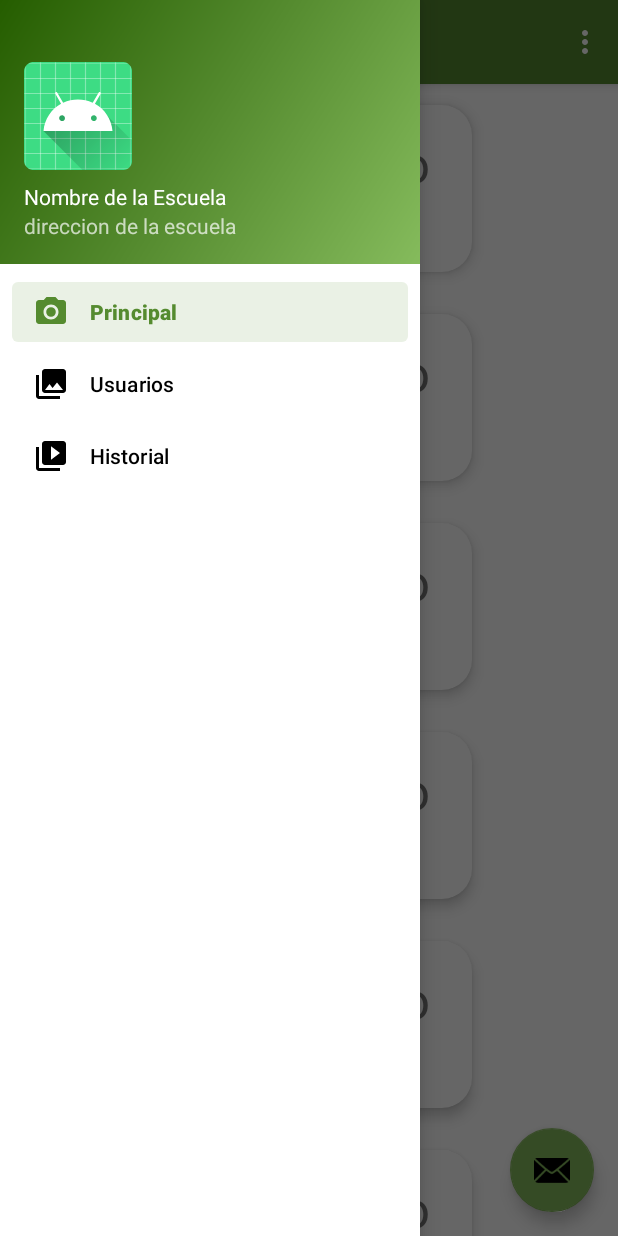
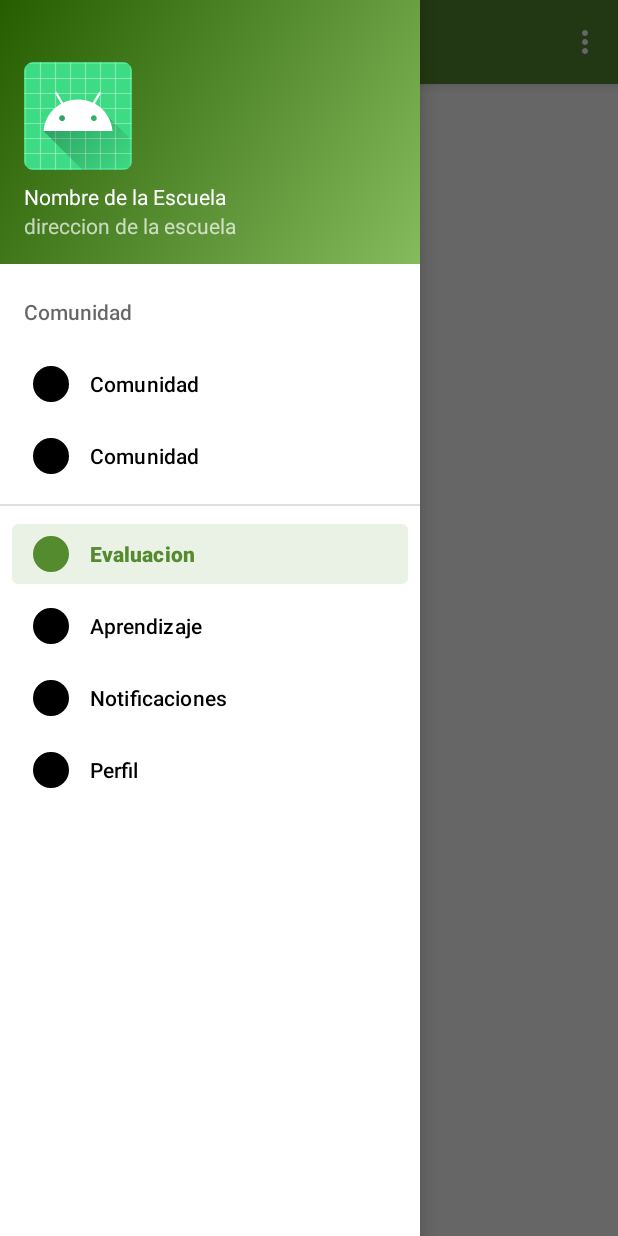
Before and after one commit to kgalarza95/otto_app_dislex, an Android app: the MenuEstudiantePrincipal screen opened directly, with no data from a screen before it, with the side drawer open, on a phone screen of 412 x 824 dp. Run offline under Robolectric (Android 15) with nearby library versions, the phone set to English and light mode, and no system bars; our stand-ins replace navigation-ui; Roboto replaces fonts that are not available here.

```diff
--- a/app/src/main/java/ec/ug/ottonavdrawer/controller/estudiante/MenuEstudiantePrincipal.java
+++ b/app/src/main/java/ec/ug/ottonavdrawer/controller/estudiante/MenuEstudiantePrincipal.java
@@ -30,21 +30,27 @@ public class MenuEstudiantePrincipal extends AppCompatActivity {
         setContentView(binding.getRoot());
 
         setSupportActionBar(binding.appBarMenuEstudiantePrincipal.toolbar);
-        binding.appBarMenuEstudiantePrincipal.fab.setOnClickListener(new View.OnClickListener() {
+       /* binding.appBarMenuEstudiantePrincipal.fab.setOnClickListener(new View.OnClickListener() {
             @Override
             public void onClick(View view) {
                 Snackbar.make(view, "Replace with your own action", Snackbar.LENGTH_LONG)
                         .setAction("Action", null).show();
             }
-        });
+        });*/
         DrawerLayout drawer = binding.drawerLayout;
         NavigationView navigationView = binding.navView;
         // Passing each menu ID as a set of Ids because each
         // menu should be considered as top level destinations.
         mAppBarConfiguration = new AppBarConfiguration.Builder(
-                R.id.nav_home, R.id.nav_gallery, R.id.nav_slideshow)
+                R.id.nav_eval,
+                R.id.navcomunidad,
+                R.id.nav_aprend,
+                R.id.nav_aprend,
+                R.id.nav_perfil
+                )
                 .setOpenableLayout(drawer)
                 .build();
+
         NavController navController = Navigation.findNavController(this, R.id.nav_host_fragment_content_menu_estudiante_principal);
         NavigationUI.setupActionBarWithNavController(this, navController, mAppBarConfiguration);
         NavigationUI.setupWithNavController(navigationView, navController);
@@ -59,7 +65,9 @@ public class MenuEstudiantePrincipal extends AppCompatActivity {
 
     @Override
     public boolean onSupportNavigateUp() {
-        NavController navController = Navigation.findNavController(this, R.id.nav_host_fragment_content_menu_estudiante_principal);
+        NavController navController = Navigation.findNavController(this,
+                R.id.nav_host_fragment_content_menu_estudiante_principal);
+
         return NavigationUI.navigateUp(navController, mAppBarConfiguration)
                 || super.onSupportNavigateUp();
     }
--- /dev/null
+++ b/app/src/main/java/ec/ug/ottonavdrawer/ui/eval/Eval.java
@@ -0,0 +1,65 @@
+package ec.ug.ottonavdrawer.ui.eval;
+
+import android.os.Bundle;
+import android.view.LayoutInflater;
+import android.view.View;
+import android.view.ViewGroup;
+
+import androidx.fragment.app.Fragment;
+
+import ec.ug.ottonavdrawer.R;
+
+/**
+ * A simple {@link Fragment} subclass.
+ * Use the {@link Eval#newInstance} factory method to
+ * create an instance of this fragment.
+ */
+public class Eval extends Fragment {
+
+    // TODO: Rename parameter arguments, choose names that match
+    // the fragment initialization parameters, e.g. ARG_ITEM_NUMBER
+    private static final String ARG_PARAM1 = "param1";
+    private static final String ARG_PARAM2 = "param2";
+
+    // TODO: Rename and change types of parameters
+    private String mParam1;
+    private String mParam2;
+
+    public Eval() {
+        // Required empty public constructor
+    }
+
+    /**
+     * Use this factory method to create a new instance of
+     * this fragment using the provided parameters.
+     *
+     * @param param1 Parameter 1.
+     * @param param2 Parameter 2.
+     * @return A new instance of fragment Eval.
+     */
+    // TODO: Rename and change types and number of parameters
+    public static Eval newInstance(String param1, String param2) {
+        Eval fragment = new Eval();
+        Bundle args = new Bundle();
+        args.putString(ARG_PARAM1, param1);
+        args.putString(ARG_PARAM2, param2);
+        fragment.setArguments(args);
+        return fragment;
+    }
+
+    @Override
+    public void onCreate(Bundle savedInstanceState) {
+        super.onCreate(savedInstanceState);
+        if (getArguments() != null) {
+            mParam1 = getArguments().getString(ARG_PARAM1);
+            mParam2 = getArguments().getString(ARG_PARAM2);
+        }
+    }
+
+    @Override
+    public View onCreateView(LayoutInflater inflater, ViewGroup container,
+                             Bundle savedInstanceState) {
+        // Inflate the layout for this fragment
+        return inflater.inflate(R.layout.fragment_eval, container, false);
+    }
+}
--- a/app/src/main/res/layout/activity_menu_estudiante_principal.xml
+++ b/app/src/main/res/layout/activity_menu_estudiante_principal.xml
@@ -21,5 +21,5 @@
         android:layout_gravity="start"
         android:fitsSystemWindows="true"
         app:headerLayout="@layout/nav_header_menu_estudiante_principal"
-        app:menu="@menu/activity_main_drawer" />
+        app:menu="@menu/activity_main_drawer_estudiante" />
 </androidx.drawerlayout.widget.DrawerLayout>
--- a/app/src/main/res/layout/app_bar_menu_estudiante_principal.xml
+++ b/app/src/main/res/layout/app_bar_menu_estudiante_principal.xml
@@ -22,13 +22,5 @@
 
     <include layout="@layout/content_menu_estudiante_principal" />
 
-    <com.google.android.material.floatingactionbutton.FloatingActionButton
-        android:id="@+id/fab"
-        android:layout_width="wrap_content"
-        android:layout_height="wrap_content"
-        android:layout_gravity="bottom|end"
-        android:layout_marginEnd="@dimen/fab_margin"
-        android:layout_marginBottom="16dp"
-        app:srcCompat="@android:drawable/ic_dialog_email" />
 
 </androidx.coordinatorlayout.widget.CoordinatorLayout>
--- a/app/src/main/res/menu/activity_main_drawer_estudiante.xml
+++ b/app/src/main/res/menu/activity_main_drawer_estudiante.xml
@@ -4,10 +4,24 @@
     tools:showIn="navigation_view">
 
     <group android:checkableBehavior="single">
+
         <item
             android:id="@+id/navcomunidad"
             android:icon="@drawable/btn_1"
-            android:title="Comunidad" />
+            android:title="Comunidad" >
+            <menu>
+                <item
+                    android:icon="@drawable/btn_1"
+                    android:title="Comunidad" >
+
+                </item>
+                <item
+                    android:icon="@drawable/btn_1"
+                    android:title="Comunidad" >
+
+                </item>
+            </menu>
+        </item>
         <item
             android:id="@+id/nav_eval"
             android:icon="@drawable/btn_2"
```
Also changed, not shown: app/src/main/java/ec/ug/ottonavdrawer/Eval.java (added, +64 -0 lines), app/src/main/res/layout/fragment_eval.xml (added, +14 -0 lines), app/src/main/res/navigation/mobile_navigation2.xml (+4 -15 lines).
